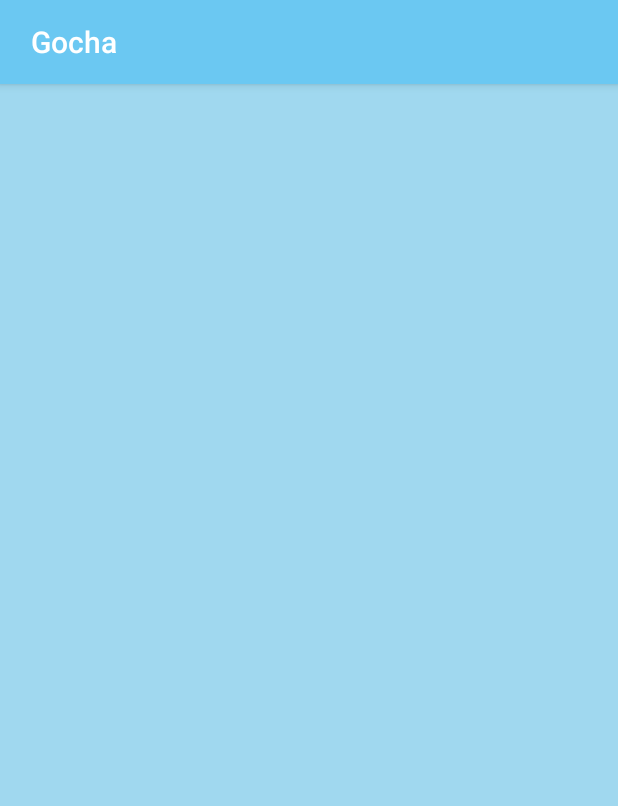
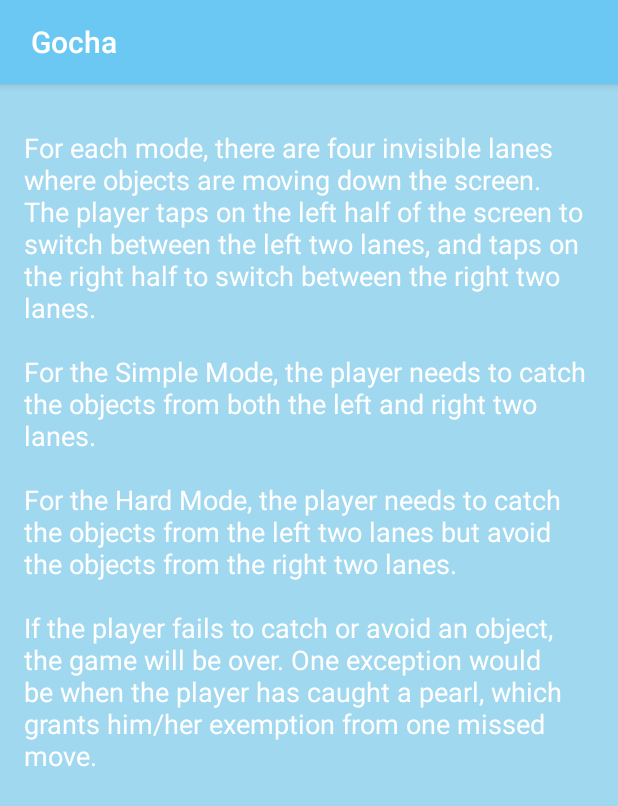
Before and after one commit to LynnHuang93/Hackathon, an Android app: the InfoActivity screen opened directly, with no data from a screen before it, on a phone screen of 412 x 824 dp. Shown: the top 806 px of the screen. Run offline under Robolectric (Android 15) with nearby library versions, the phone set to English and light mode, and no system bars.

Commit message:
instruction added

```diff
--- a/Gocha/app/src/main/res/layout/activity_info.xml
+++ b/Gocha/app/src/main/res/layout/activity_info.xml
@@ -10,4 +10,17 @@
     android:background="@color/backGround"
     tools:context="com.weareonfire.gocha.gocha.InfoActivity">
 
+    <TextView
+        android:text="@string/instructions"
+        android:textSize="18sp"
+        android:textColor="@color/White"
+        android:layout_width="wrap_content"
+        android:layout_height="wrap_content"
+        android:id="@+id/textView"
+        android:layout_alignParentBottom="true"
+        android:layout_alignParentRight="true"
+        android:layout_alignParentEnd="true"
+        android:layout_alignParentTop="true"
+        android:layout_alignParentLeft="true"
+        android:layout_alignParentStart="true" />
 </RelativeLayout>
--- a/Gocha/app/src/main/res/values/strings.xml
+++ b/Gocha/app/src/main/res/values/strings.xml
@@ -4,6 +4,13 @@
     <string name="title_activity_login">Sign in</string>
 
     <!-- Strings related to login -->
+    <string name="instructions">For each mode, there are four invisible lanes where objects are moving down the screen. The player taps on the left half of the screen to switch between the left two lanes, and taps on the right half to switch between the right two lanes.\n
+
+    \nFor the Simple Mode, the player needs to catch the objects from both the left and right two lanes.\n
+
+    \nFor the Hard Mode, the player needs to catch the objects from the left two lanes but avoid the objects from the right two lanes.\n
+
+    \nIf the player fails to catch or avoid an object, the game will be over. One exception would be when the player has caught a pearl, which grants him/her exemption from one missed move.</string>>
     <string name="prompt_email">Email</string>
     <string name="prompt_password">Password (optional)</string>
     <string name="action_sign_in">Sign in or register</string>
```
